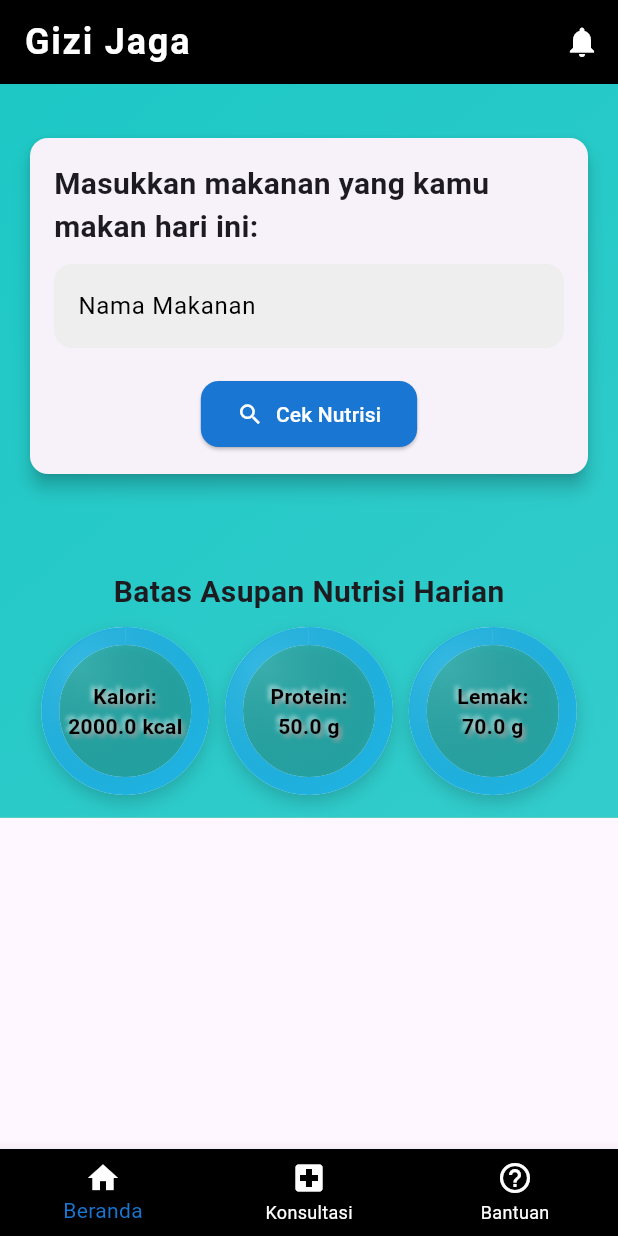
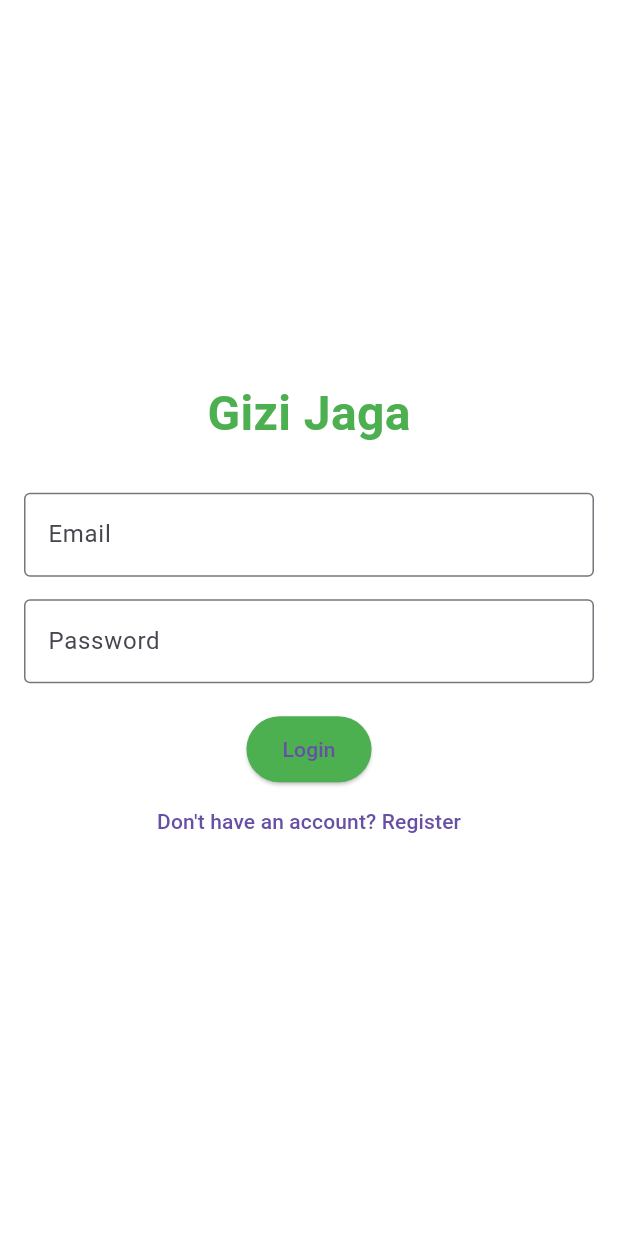
Before and after one commit to geordievannese/GIZIJAGA, a Flutter app: the screen it shows after launch, on a phone screen of 412 x 824 dp. Run offline on Flutter 3.47's test engine with Material 3 defaults, Android fonts, the phone set to English and light mode, and no system bars.

Commit message:
login and register

```diff
--- a/lib/appointment.dart
+++ b/lib/appointment.dart
@@ -59,10 +59,10 @@ class _AppointmentPageState extends State<AppointmentPage> with SingleTickerProv
       });
       _animationController.forward().then((_) {
         ScaffoldMessenger.of(context).showSnackBar(
-          SnackBar(
-            content: const Text("Your booking has been saved!"),
+          const SnackBar(
+            content: Text("Your booking has been saved!"),
             behavior: SnackBarBehavior.floating,
-            duration: const Duration(seconds: 2),
+            duration: Duration(seconds: 2),
           ),
         );
       });
--- /dev/null
+++ b/lib/login.dart
@@ -0,0 +1,92 @@
+import 'package:flutter/material.dart';
+import 'main.dart';
+import 'register.dart';
+
+class LoginPage extends StatefulWidget {
+  const LoginPage({super.key});
+
+  @override
+  _LoginPageState createState() => _LoginPageState();
+}
+
+class _LoginPageState extends State<LoginPage> {
+  final TextEditingController _emailController = TextEditingController();
+  final TextEditingController _passwordController = TextEditingController();
+
+  void _login() {
+    String email = _emailController.text;
+    String password = _passwordController.text;
+
+    // Check if the credentials match any entry in userDatabase
+    if (userDatabase[email] == password) {
+      Navigator.pushReplacement(
+        context,
+        MaterialPageRoute(builder: (context) => const MainScreen()),
+      );
+    } else {
+      ScaffoldMessenger.of(context).showSnackBar(
+        const SnackBar(content: Text("Invalid credentials. Please try again.")),
+      );
+    }
+  }
+
+  @override
+  Widget build(BuildContext context) {
+    return Scaffold(
+      backgroundColor: Colors.white,
+      body: Center(
+        child: Padding(
+          padding: const EdgeInsets.all(16.0),
+          child: Column(
+            mainAxisAlignment: MainAxisAlignment.center,
+            children: [
+              const Text(
+                'Gizi Jaga',
+                style: TextStyle(
+                  fontSize: 32,
+                  fontWeight: FontWeight.bold,
+                  color: Colors.green,
+                ),
+              ),
+              const SizedBox(height: 30),
+              TextField(
+                controller: _emailController,
+                decoration: const InputDecoration(
+                  labelText: 'Email',
+                  border: OutlineInputBorder(),
+                ),
+              ),
+              const SizedBox(height: 15),
+              TextField(
+                controller: _passwordController,
+                decoration: const InputDecoration(
+                  labelText: 'Password',
+                  border: OutlineInputBorder(),
+                ),
+                obscureText: true,
+              ),
+              const SizedBox(height: 20),
+              ElevatedButton(
+                onPressed: _login,
+                style: ElevatedButton.styleFrom(
+                  backgroundColor: Colors.green,
+                  padding: const EdgeInsets.symmetric(horizontal: 24, vertical: 12),
+                ),
+                child: const Text('Login'),
+              ),
+              TextButton(
+                onPressed: () {
+                  Navigator.push(
+                    context,
+                    MaterialPageRoute(builder: (context) => const RegisterPage()),
+                  );
+                },
+                child: const Text("Don't have an account? Register"),
+              ),
+            ],
+          ),
+        ),
+      ),
+    );
+  }
+}
--- a/lib/main.dart
+++ b/lib/main.dart
@@ -1,6 +1,7 @@
 import 'package:flutter/material.dart';
 import 'package:flutter_application_1/bantuan.dart';
 import 'konsultasi.dart';
+import 'login.dart';
 
 void main() {
   runApp(const GiziJagaApp());
@@ -17,10 +18,13 @@ class GiziJagaApp extends StatelessWidget {
         primarySwatch: Colors.green,
         fontFamily: 'Roboto',
       ),
-      home: const MainScreen(),
+      home: const LoginPage(),
     );
   }
 }
+
+
+Map<String, String> userDatabase = {};
 
 class MainScreen extends StatefulWidget {
   const MainScreen({super.key});
```
Also changed, not shown: lib/register.dart (added, +97 -0 lines).
